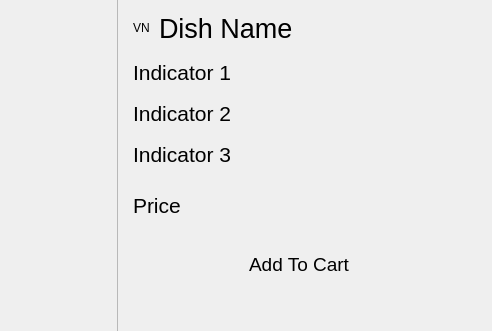
lakshya076/CafeTest, file userinterface.ui: the form before one commit; both pictures show x 792 to 1284 and y 114 to 445 of the 1284 by 776 pixel window.
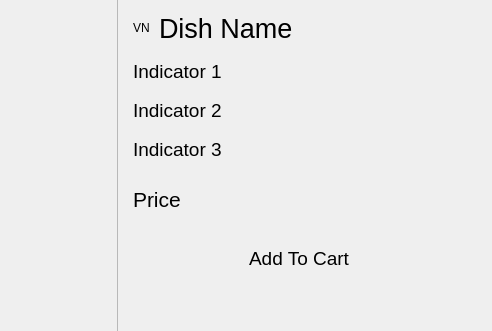
The form after the commit. The open tabs and pages were chosen to show the change. Icons and pictures are not drawn. Custom widgets are drawn as their Qt base class.

```diff
--- a/userinterface.ui
+++ b/userinterface.ui
@@ -910,7 +910,7 @@
                   <widget class="QLabel" name="dotdIndi1">
                    <property name="font">
                     <font>
-                     <pointsize>16</pointsize>
+                     <pointsize>14</pointsize>
                     </font>
                    </property>
                    <property name="text">
@@ -938,7 +938,7 @@
                   <widget class="QLabel" name="dotdIndi2">
                    <property name="font">
                     <font>
-                     <pointsize>16</pointsize>
+                     <pointsize>14</pointsize>
                     </font>
                    </property>
                    <property name="text">
@@ -966,7 +966,7 @@
                   <widget class="QLabel" name="dotdIndi3">
                    <property name="font">
                     <font>
-                     <pointsize>16</pointsize>
+                     <pointsize>14</pointsize>
                     </font>
                    </property>
                    <property name="text">
```
Left out of the diff: 16 changed lines with no effect on the pictures.
